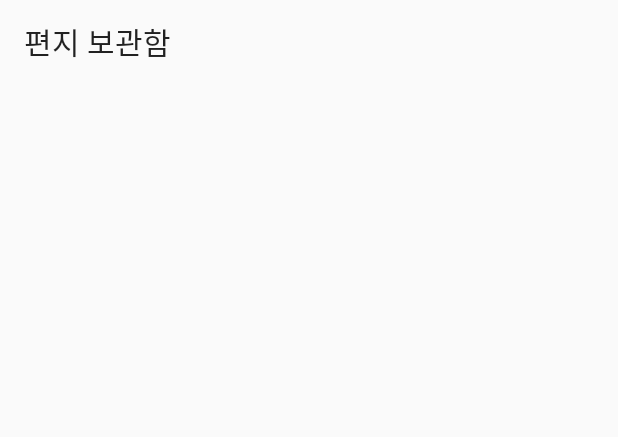
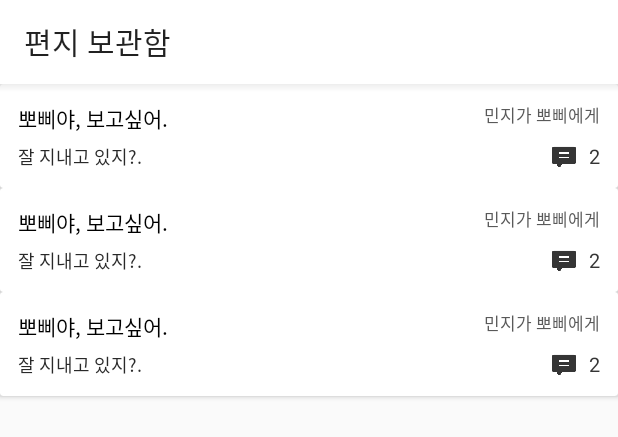
Before and after one commit to EstherHansol/mailpostnew, an Android app: the layout fragment_letter_box.xml on its own in the app's theme, with its tools: preview values and no code run, on a phone screen of 412 x 824 dp. Shown: the top 437 px of the screen. Run offline under Robolectric (Android 15) with nearby library versions, the light colour scheme and no system bars.

Commit message:
편지 보관함 Fragment 레이아웃 완성

```diff
--- a/app/src/main/java/com/example/mailpost/ui/MainActivity.kt
+++ b/app/src/main/java/com/example/mailpost/ui/MainActivity.kt
@@ -5,7 +5,7 @@ import android.view.MenuItem
 import androidx.appcompat.app.AppCompatActivity
 import androidx.databinding.DataBindingUtil
 import com.example.mailpost.databinding.ActivityMainBinding
-import com.example.mailpost.ui.LetterBoxFragment
+import com.example.mailpost.ui.letterbox.LetterBoxFragment
 import com.example.mailpost.ui.home.HomeFragment
 import com.google.android.material.bottomnavigation.BottomNavigationView
 
--- /dev/null
+++ b/app/src/main/java/com/example/mailpost/ui/utils/DummyProvider.kt
@@ -0,0 +1 @@
+package com.example.mailpost.ui.utils
--- /dev/null
+++ b/app/src/main/res/drawable/shadow_divider.xml
@@ -0,0 +1,7 @@
+<?xml version="1.0" encoding="utf-8"?>
+<shape xmlns:android="http://schemas.android.com/apk/res/android">
+    <gradient
+        android:angle="270"
+        android:endColor="@android:color/transparent"
+        android:startColor="#66D3D3D3" />
+</shape>
--- a/app/src/main/res/layout/activity_main.xml
+++ b/app/src/main/res/layout/activity_main.xml
@@ -33,7 +33,7 @@
             android:layout_height="56dp"
             android:layout_margin="12dp"
             app:backgroundTint="@color/colorPrimary"
-            app:srcCompat="@drawable/ic_mail_black_24dp"
+            app:srcCompat="@drawable/ic_pencil"
             app:tint="@color/white"
             app:layout_constraintBottom_toTopOf="@+id/nav_view"
             app:layout_constraintRight_toRightOf="parent" />
--- a/app/src/main/res/layout/fragment_letter_box.xml
+++ b/app/src/main/res/layout/fragment_letter_box.xml
@@ -1,7 +1,7 @@
 <?xml version="1.0" encoding="utf-8"?>
 <layout xmlns:android="http://schemas.android.com/apk/res/android"
-    xmlns:tools="http://schemas.android.com/tools"
-    xmlns:app="http://schemas.android.com/apk/res-auto">
+    xmlns:app="http://schemas.android.com/apk/res-auto"
+    xmlns:tools="http://schemas.android.com/tools">
 
     <data>
 
@@ -13,11 +13,30 @@
         tools:context=".ui.letterbox.LetterBoxFragment">
 
         <androidx.appcompat.widget.Toolbar
+            android:id="@+id/toolbar"
             android:layout_width="match_parent"
             android:layout_height="?actionBarSize"
-            app:title="편지 보관함"
-            app:layout_constraintTop_toTopOf="parent"/>
+            android:background="@color/white"
+            app:layout_constraintTop_toTopOf="parent"
+            app:title="편지 보관함" />
 
+
+        <androidx.recyclerview.widget.RecyclerView
+            android:id="@+id/letter_box_rv"
+            android:layout_width="match_parent"
+            android:layout_height="0dp"
+            android:scrollbars="none"
+            app:layoutManager="androidx.recyclerview.widget.LinearLayoutManager"
+            app:layout_constraintBottom_toBottomOf="parent"
+            app:layout_constraintTop_toBottomOf="@+id/toolbar"
+            tools:listitem="@layout/item_letter_box" />
+
+        <View
+            android:id="@+id/shadow_divider"
+            android:layout_width="match_parent"
+            android:layout_height="5dp"
+            android:background="@drawable/shadow_divider"
+            app:layout_constraintTop_toBottomOf="@+id/toolbar" />
 
     </androidx.constraintlayout.widget.ConstraintLayout>
 </layout>
--- /dev/null
+++ b/app/src/main/res/layout/item_letter_box.xml
@@ -0,0 +1,88 @@
+<?xml version="1.0" encoding="utf-8"?>
+<layout xmlns:android="http://schemas.android.com/apk/res/android"
+    xmlns:app="http://schemas.android.com/apk/res-auto"
+    xmlns:tools="http://schemas.android.com/tools">
+
+    <data>
+
+    </data>
+
+    <androidx.cardview.widget.CardView
+        android:layout_width="match_parent"
+        android:layout_height="wrap_content">
+
+        <androidx.constraintlayout.widget.ConstraintLayout
+            android:layout_width="match_parent"
+            android:layout_height="match_parent"
+            android:paddingHorizontal="12dp"
+            android:paddingVertical="12dp">
+
+            <TextView
+                android:id="@+id/title_tv"
+                android:layout_width="0dp"
+                android:layout_height="wrap_content"
+                android:layout_marginRight="12dp"
+                android:ellipsize="end"
+                android:maxLines="1"
+                android:textColor="@color/black"
+                android:textSize="14sp"
+                app:layout_constraintLeft_toLeftOf="parent"
+                app:layout_constraintRight_toLeftOf="@+id/from_to_tv"
+                app:layout_constraintTop_toTopOf="parent"
+                tools:text="뽀삐야, 보고싶어." />
+
+            <TextView
+                android:id="@+id/content_tv"
+                android:layout_width="0dp"
+                android:layout_height="wrap_content"
+                android:layout_marginTop="6dp"
+                android:layout_marginRight="12dp"
+                android:ellipsize="end"
+                android:maxLines="1"
+                android:textColor="@color/contentGray"
+                android:textSize="12sp"
+                app:layout_constraintLeft_toLeftOf="parent"
+                app:layout_constraintRight_toLeftOf="@+id/message_icon"
+                app:layout_constraintTop_toBottomOf="@+id/title_tv"
+                tools:text="잘 지내고 있지?." />
+
+            <TextView
+                android:id="@+id/from_to_tv"
+                android:layout_width="wrap_content"
+                android:layout_height="wrap_content"
+                android:text="민지가 뽀삐에게"
+                android:textColor="@color/fromToGray"
+                android:textSize="11sp"
+                app:layout_constraintRight_toRightOf="parent"
+                app:layout_constraintTop_toTopOf="parent" />
+
+            <ImageView
+                android:id="@+id/message_iv"
+                android:layout_width="17dp"
+                android:layout_height="17dp"
+                android:layout_marginEnd="8dp"
+                android:layout_marginRight="6dp"
+                android:src="@drawable/ic_message"
+                android:visibility="gone"
+                app:layout_constraintBottom_toBottomOf="@id/message_count_tv"
+                app:layout_constraintRight_toLeftOf="@+id/message_count_tv"
+                app:tint="@color/letterIconColor"
+                tools:visibility="visible" />
+
+            <TextView
+                android:id="@+id/message_count_tv"
+                android:layout_width="wrap_content"
+                android:layout_height="wrap_content"
+                android:gravity="top"
+                android:textColor="@color/letterIconColor"
+                android:textSize="13sp"
+                android:visibility="gone"
+                app:layout_constraintBottom_toBottomOf="parent"
+                app:layout_constraintRight_toRightOf="parent"
+                tools:text="2"
+                tools:visibility="visible" />
+
+
+        </androidx.constraintlayout.widget.ConstraintLayout>
+    </androidx.cardview.widget.CardView>
+</layout>
--- a/app/src/main/res/values/colors.xml
+++ b/app/src/main/res/values/colors.xml
@@ -4,4 +4,10 @@
     <color name="colorPrimaryDark">#3700B3</color>
     <color name="colorAccent">#03DAC5</color>
     <color name="Gold">#FFFFD700</color>
+
+    <color name="black">#000000</color>
+    <color name="white">#FFFFFF</color>
+    <color name="contentGray">#292929</color>
+    <color name="fromToGray">#595959</color>
+    <color name="letterIconColor">#353535</color>
 </resources>
--- a/app/src/main/res/values/strings.xml
+++ b/app/src/main/res/values/strings.xml
@@ -6,4 +6,5 @@
 
     <!-- TODO: Remove or change this placeholder text -->
     <string name="hello_blank_fragment">Hello blank fragment</string>
+    <string name="from_to">%s가 %s에게</string>
 </resources>
```
Also changed, not shown: app/build.gradle (+4 -4 lines), app/src/main/java/com/example/mailpost/model/Comment.kt (added, +8 -0 lines), app/src/main/java/com/example/mailpost/model/Letter.kt (added, +14 -0 lines), app/src/main/java/com/example/mailpost/model/Present.kt (added, +9 -0 lines), app/src/main/java/com/example/mailpost/ui/adapter/LetterBoxRvAdapter.kt (added, +49 -0 lines), app/src/main/java/com/example/mailpost/ui/letterbox/LetterBoxFragment.kt (renamed from app/src/main/java/com/example/mailpost/ui/LetterBoxFragment.kt, +9 -8 lines), app/src/main/java/com/example/mailpost/ui/utils/LetterBoxItemDecoration.kt (added, +38 -0 lines), app/src/main/res/drawable/ic_message.png (added), app/src/main/res/drawable/ic_pencil.png (added).
